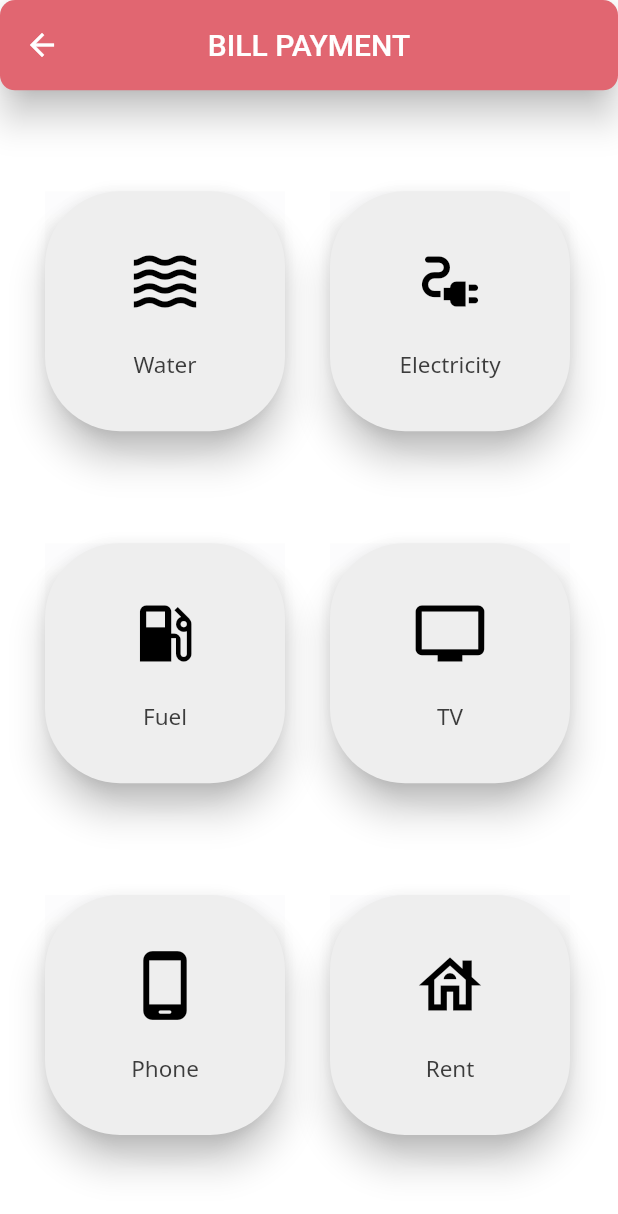
After one commit to akankshagarg2000/pokket_flutter, a Flutter app: the BillHome screen opened directly, on a phone screen of 412 x 824 dp. The commit adds this screen. Shown: the top 1214 px of the screen. Run offline on Flutter 3.47's test engine with Material 2 defaults, Android fonts, the phone set to English and light mode, and no system bars; our stand-ins replace calendar_timeline, firebase_auth, firebase_core; missing offline and left inert: time_range; accounts and stored records are empty; Roboto replaces fonts that are missing (Noto Sans).

Commit message:
Bill Directory added

```diff
--- a/lib/main.dart
+++ b/lib/main.dart
@@ -1,5 +1,6 @@
 import 'package:flutter/cupertino.dart';
 import 'package:flutter/material.dart';
+import 'package:pokket_final/screens/billPayment/BillHome.dart';
 import 'package:pokket_final/screens/servicesHome.dart';
 import 'package:firebase_auth/firebase_auth.dart';
 import 'package:pokket_final/screens/welcome.dart';
--- /dev/null
+++ b/lib/screens/billPayment/BillHome.dart
@@ -0,0 +1,149 @@
+import 'package:flutter/material.dart';
+
+class BillHome extends StatefulWidget {
+  @override
+  _BillHomeState createState() => _BillHomeState();
+}
+
+class _BillHomeState extends State<BillHome> {
+  @override
+  Widget build(BuildContext context) {
+    return Scaffold(
+        backgroundColor: Colors.white,
+        appBar: AppBar(
+          backgroundColor: const Color(0xffe16671),
+          centerTitle: true,
+          toolbarHeight: 60.2,
+          title: Text('BILL PAYMENT'),
+          elevation: 10.0,
+          shape: RoundedRectangleBorder(
+              borderRadius: BorderRadius.circular(10.0)
+          ),
+        ),
+        body: SafeArea(
+          child: Center(
+            child: Container(
+              child: Padding(
+                  padding: const EdgeInsets.all(30.0),
+                  child: Column(
+                    mainAxisSize: MainAxisSize.min,
+                    crossAxisAlignment: CrossAxisAlignment.center,
+                    children: [
+                      Expanded(
+                        child: Row(
+                          children: [
+                            ReusableCard(
+                              symbol: Icons.waves,
+                              name: "Water",
+                            ),
+                            SizedBox(width: 30,),
+                            ReusableCard(
+                              symbol: Icons.electrical_services,
+                              name: "Electricity",
+                            ),
+                          ],
+                        ),
+                      ),
+                      Expanded(
+                        child: Row(
+                          children: [
+                            ReusableCard(
+                                symbol: Icons.local_gas_station,
+                                name: "Fuel"
+                            ),
+                            SizedBox(width: 30,),
+                            ReusableCard(
+                                symbol: Icons.tv_outlined,
+                                name: "TV"
+                            ),
+                          ],
+                        ),
+                      ),
+                      Expanded(
+                        child: Row(
+                          children: [
+                            ReusableCard(
+                                symbol: Icons.phone_android_rounded,
+                                name: "Phone"
+                            ),
+                            SizedBox(width: 30,),
+                            ReusableCard(
+                                symbol: Icons.house_outlined,
+                                name: "Rent"
+                            ),
+                          ],
+                        ),
+                      )
+                    ],
+                  )
+              ),
+            ),
+          ),
+        )
+    );
+  }
+}
+
+class ReusableCard extends StatelessWidget {
+  ReusableCard({this.symbol,this.name});
+
+  final IconData symbol;
+  final String name;
+
+  @override
+  Widget build(BuildContext context) {
+    return Container(
+      width: 160,
+      height: 160,
+      decoration: BoxDecoration(
+        //borderRadius: BorderRadius.circular(200.0),
+        borderRadius: BorderRadius.only(
+          bottomRight: Radius.circular(200.0),
+          bottomLeft: Radius.circular(200.0),
+        ),
+        color: const Color(0x24ededef),
+        boxShadow: [
+          BoxShadow(
+            color: const Color(0x06000000),//shadow colour
+            offset: Offset(0, 20),
+            blurRadius: 6,
+          ),
+        ],
+      ),
+      child: RaisedButton(
+        onPressed: (){},
+
+        shape: RoundedRectangleBorder(
+          borderRadius: BorderRadius.circular(50.0),
+          // side: BorderSide(color: Colors.red)
+        ),
+        color: Colors.grey[200],
+        textColor: Colors.black,
+        splashColor: Colors.blue,
+        elevation: 10.0,
+        padding: EdgeInsets.symmetric(vertical: 10.0,horizontal: 10.0),
+        //Column for Icon and Text
+        child: Column(
+          mainAxisSize: MainAxisSize.min,
+          children: [
+            Icon(symbol,
+              size: 50.0,
+            ),
+            SizedBox(
+              height: 20,
+            ),
+            Text(
+                name,
+                style:TextStyle(
+                  fontSize: 15,
+                  fontFamily: 'Noto Sans',
+                  color: const Color(0xff3c3c3c),
+                )
+            )
+
+          ],
+        ),
+      ),
+    );
+  }
+}
```
Also changed, not shown: pubspec.lock.
